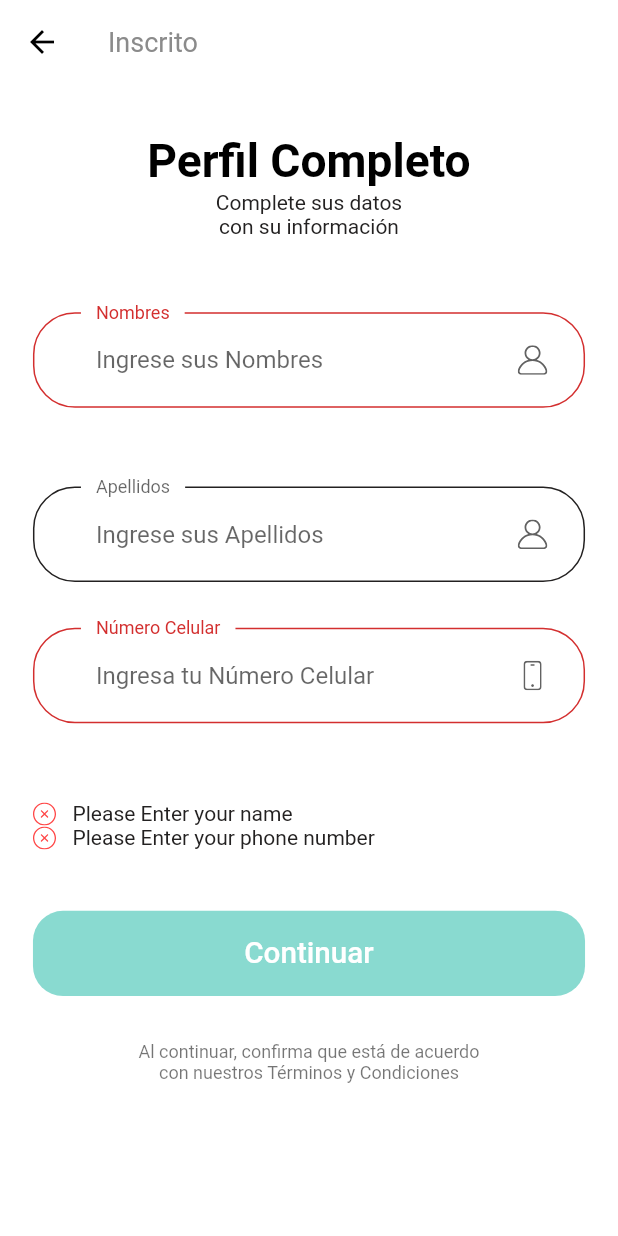
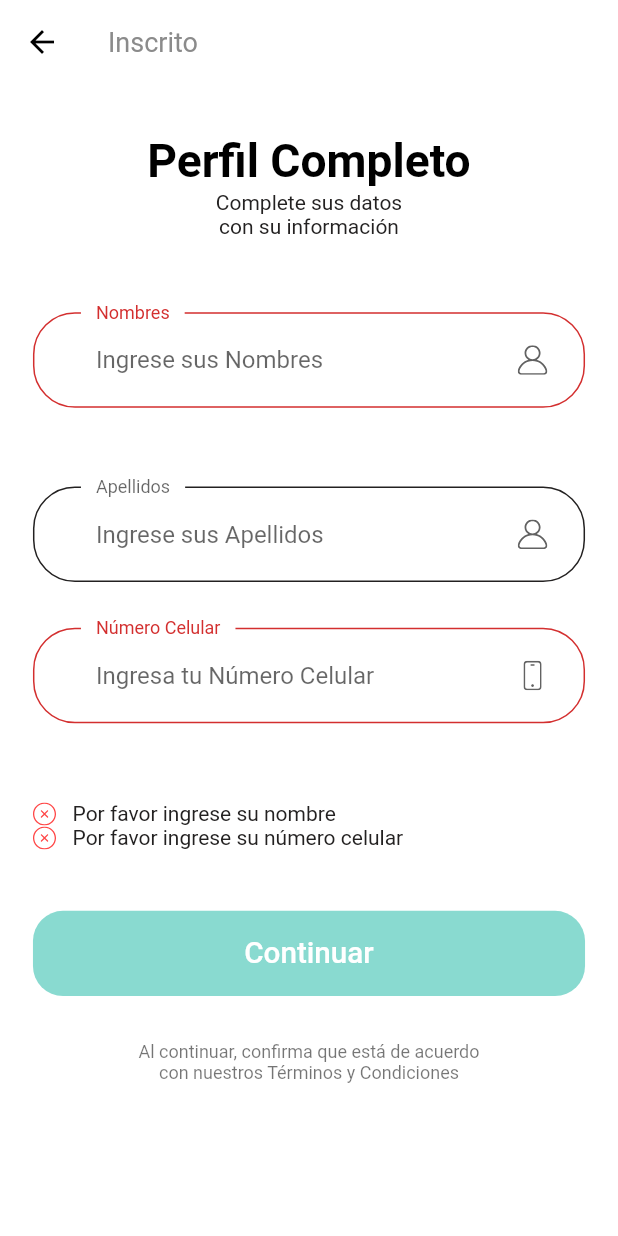
Before and after one commit to Felipe-CR/EcotronicEarth, a Flutter app: the CompleteProfileScreen screen opened by its route, after a tap on "Continuar", on a phone screen of 412 x 824 dp. Run offline on Flutter 3.47's test engine with Material 2 defaults, Android fonts, the phone set to English and light mode, and no system bars; our stand-ins replace flutter_svg, percent_indicator; Roboto replaces fonts that are missing (Multi).

Commit message:
Cambio de Idioma

```diff
--- a/lib/constants.dart
+++ b/lib/constants.dart
@@ -18,5 +18,5 @@ const String kInvalidEmailError = "Por favor ingrese un Email valido";
 const String kPassNullError = "Por favor ingrese su contraseña";
 const String kShortPassError = "La contraseña es muy corta";
 const String kMatchPassError = "La contraseña no coinciden";
-const String kNamelNullError = "Please Enter your name";
-const String kPhoneNumberNullError = "Please Enter your phone number";
+const String kNamelNullError = "Por favor ingrese su nombre";
+const String kPhoneNumberNullError = "Por favor ingrese su número celular";
```
